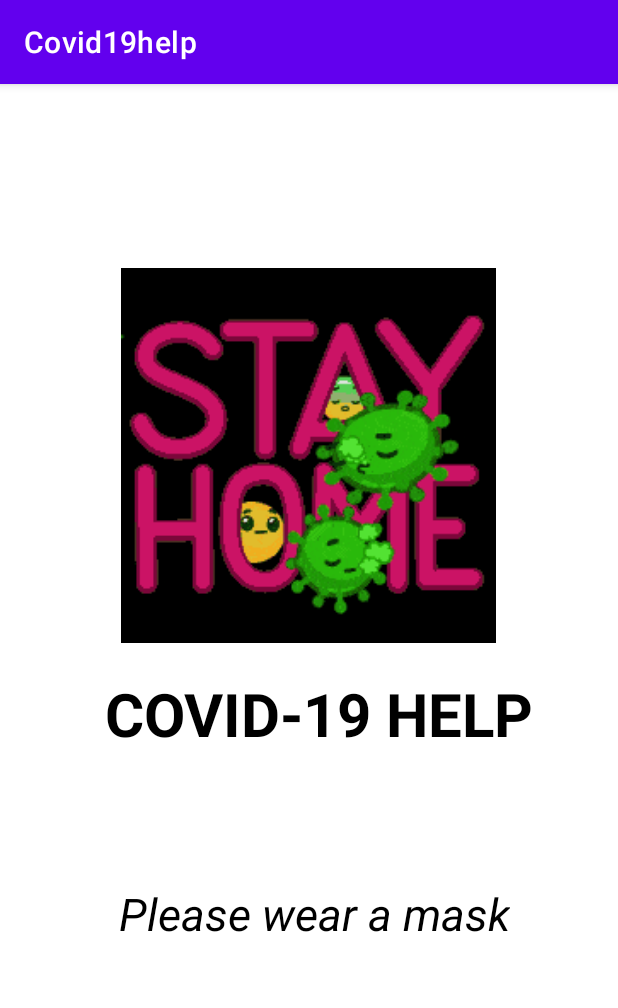
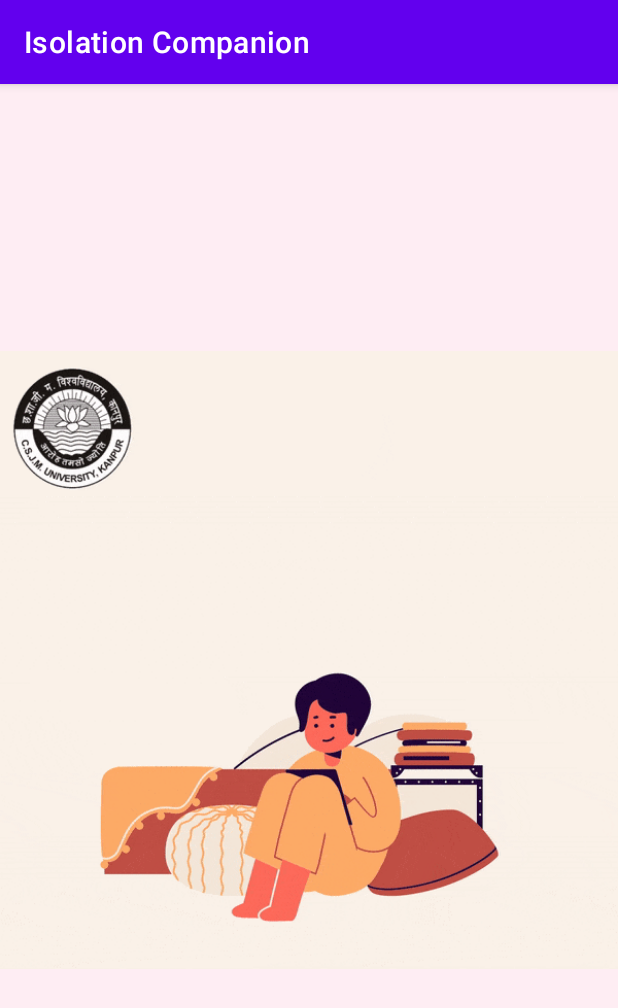
Before and after one commit to Covid-19-Help-AnsrOne/CovidHelp1, an Android app: the MainActivity screen opened directly, with no data from a screen before it, on a phone screen of 412 x 824 dp. Shown: the top 1008 px of the screen. Run offline under Robolectric (Android 15) with nearby library versions, the phone set to English and light mode, and no system bars.

Commit message:
splash and name

```diff
--- a/app/src/main/AndroidManifest.xml
+++ b/app/src/main/AndroidManifest.xml
@@ -13,7 +13,7 @@
     <application
         android:allowBackup="true"
         android:icon="@mipmap/ic_launcher"
-        android:label="@string/app_name"
+        android:label="Isolation Companion"
         android:networkSecurityConfig="@xml/network_security_config"
         android:roundIcon="@mipmap/ic_launcher_round"
         android:supportsRtl="true"
--- a/app/src/main/java/com/example/covid_19_help/MainActivity.java
+++ b/app/src/main/java/com/example/covid_19_help/MainActivity.java
@@ -10,7 +10,7 @@ import android.view.WindowManager;
 
 public class MainActivity extends AppCompatActivity {
 
-    private static int SPLASH_SCREEN_TIME_OUT=2000;
+    private static int SPLASH_SCREEN_TIME_OUT=2900;
     @Override
     protected void onCreate(Bundle savedInstanceState) {
         super.onCreate(savedInstanceState);
--- a/app/src/main/res/layout/activity_main.xml
+++ b/app/src/main/res/layout/activity_main.xml
@@ -5,43 +5,21 @@
     android:layout_width="match_parent"
     android:layout_height="match_parent"
     tools:context=".MainActivity"
-    android:background="@color/white"
+    android:background="#14E91E63"
     android:gravity="center"
     android:orientation="vertical">
 
     <pl.droidsonroids.gif.GifImageView
-        android:layout_width="250dp"
-        android:layout_height="250dp"
-        android:layout_marginTop="0dp"
-        android:src="@drawable/stayhome"
+        android:layout_width="fill_parent"
+        android:layout_height="fill_parent"
+        android:src="@drawable/splash"
 
 
         />
 
-    <TextView
-        android:id="@+id/textview3"
-        android:layout_width="match_parent"
-        android:layout_height="120dp"
-        android:layout_marginTop="20dp"
-        android:text=" COVID-19 HELP"
-        android:textColor="@color/black"
-        android:textSize="40dp"
-        android:layout_marginLeft="40dp"
-        android:textStyle="bold"
-        tools:ignore="MissingConstraints"
-        tools:layout_editor_absoluteX="53dp"
-        tools:layout_editor_absoluteY="103dp" />
 
-    <TextView
-        android:id="@+id/textview2"
-        android:layout_width="wrap_content"
-        android:layout_height="112dp"
-        android:layout_marginTop="20dp"
-        android:text=" Please wear a mask"
-        android:textColor="@color/black"
-        android:textSize="30dp"
-        android:textStyle="italic"
-        tools:ignore="MissingConstraints" />
+
+
 
 
 </LinearLayout>
```
Also changed, not shown: app/src/main/java/com/example/covid_19_help/SignedInActivity.java (+6 -6 lines), app/src/main/res/layout/activity_signed_in.xml (+19 -8 lines), app/src/main/res/drawable/splash.gif (added).
